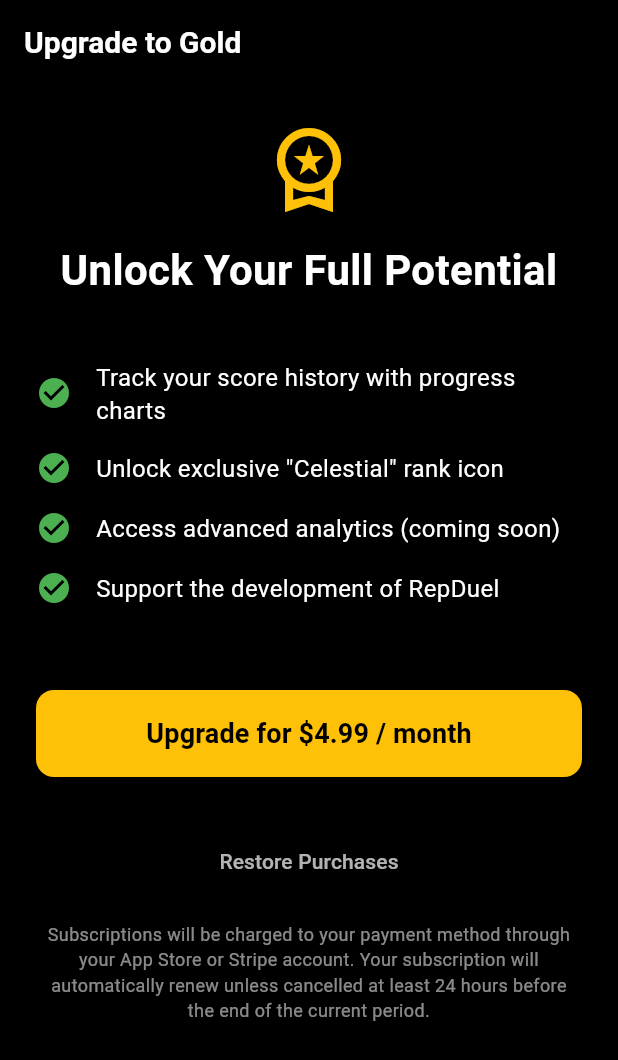
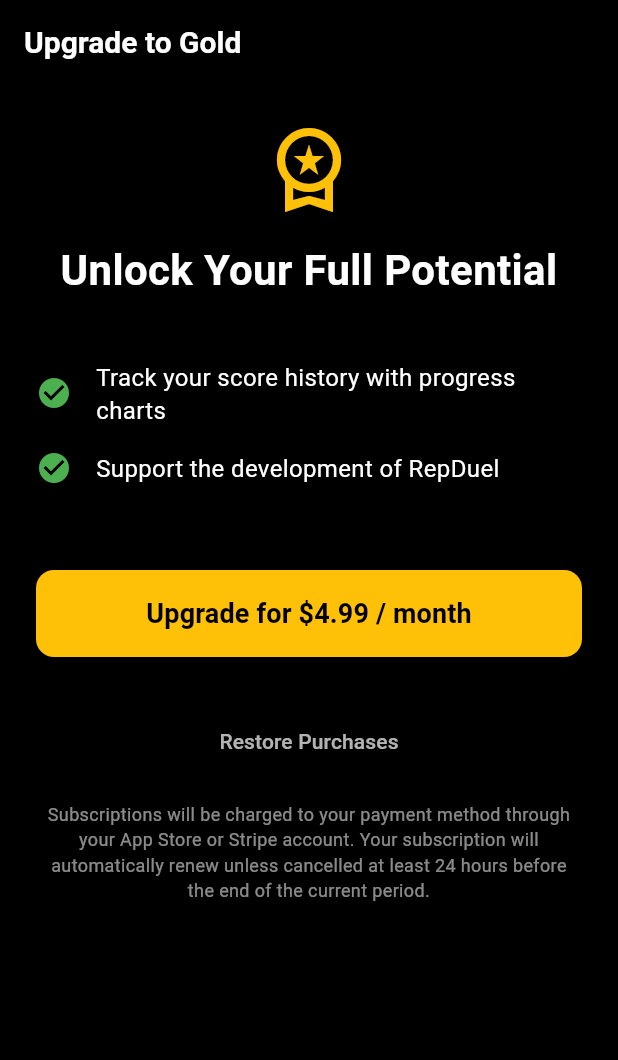
Before and after one commit to RepDuel/RepDuel, a Flutter app: the SubscriptionScreen screen opened by its route, on a phone screen of 412 x 824 dp. Shown: the top 1060 px of the screen. Run offline on Flutter 3.47's test engine with Material 3 defaults, Android fonts, the phone set to English and light mode, and no system bars; our stand-ins replace dio, fl_chart, flutter_dotenv, flutter_riverpod, flutter_svg, go_router and 4 more; missing offline and left inert: dart:html, flutter_stripe, purchases_flutter; accounts and stored records are empty; project files that could hold a hidden picture were left out.

Commit message:
delete unused feature rows

```diff
--- a/frontend/lib/features/premium/screens/subscription_screen.dart
+++ b/frontend/lib/features/premium/screens/subscription_screen.dart
@@ -85,8 +85,6 @@ class _SubscriptionScreenState extends ConsumerState<SubscriptionScreen> {
             ),
             const SizedBox(height: 32),
             _buildFeatureRow('Track your score history with progress charts'),
-            _buildFeatureRow('Unlock exclusive "Celestial" rank icon'),
-            _buildFeatureRow('Access advanced analytics (coming soon)'),
             _buildFeatureRow('Support the development of RepDuel'),
             const SizedBox(height: 48),
 
```
